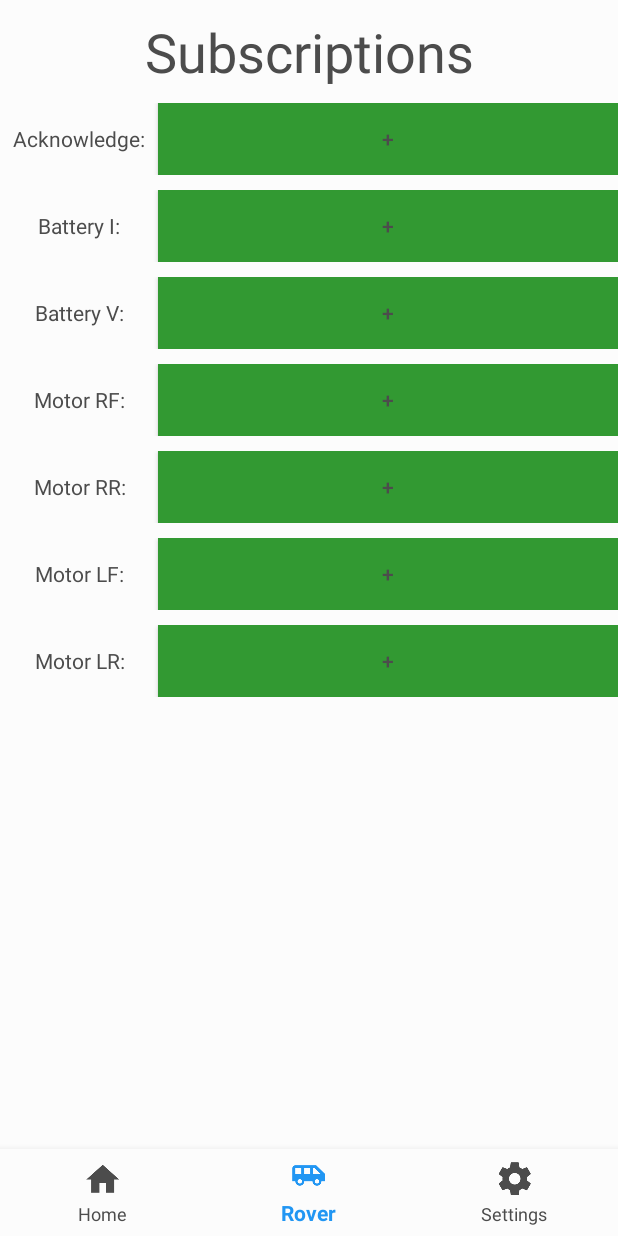
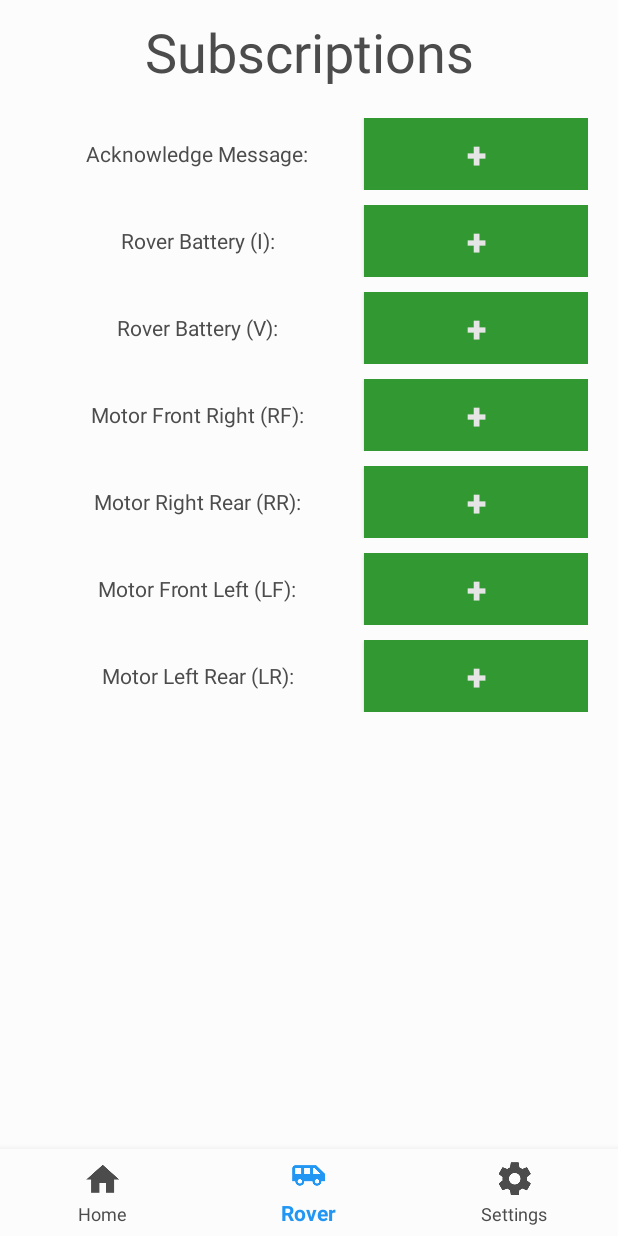
Before and after one commit to ButtiAlJallaf/spacecraftoperations, an Android app: the RoverTelemetry screen opened directly, with no data from a screen before it, on a phone screen of 412 x 824 dp. Run offline under Robolectric (Android 15) with nearby library versions, the phone set to English and light mode, and no system bars.

Commit message:
Improved Subscriptions Page's Design.

```diff
--- a/app/src/main/res/drawable/custom_button.xml
+++ b/app/src/main/res/drawable/custom_button.xml
@@ -2,5 +2,4 @@
 <shape xmlns:android="http://schemas.android.com/apk/res/android"  android:shape="rectangle">
     <gradient android:startColor="#00adef" android:endColor="#4cc5f3" android:type="linear"/>
     <corners android:topLeftRadius="20dp" android:bottomRightRadius="20dp"/>
-
 </shape>
--- /dev/null
+++ b/app/src/main/res/drawable/custom_toggle_buttons.xml
@@ -0,0 +1,6 @@
+<?xml version="1.0" encoding="utf-8"?>
+<shape xmlns:android="http://schemas.android.com/apk/res/android"  android:shape="rectangle">
+
+    <corners android:radius="10dp"/>
+
+</shape>
--- a/app/src/main/res/layout/activity_rover_telemetry.xml
+++ b/app/src/main/res/layout/activity_rover_telemetry.xml
@@ -30,25 +30,31 @@
             android:layout_height="wrap_content"
             android:orientation="horizontal"
             android:textColor="?attr/textcolor"
-            android:layout_marginTop="10dp">
+            android:layout_marginTop="20dp"
+            android:weightSum="5"
+            android:layout_marginHorizontal="20dp">
 
             <TextView
                 android:id="@+id/lblAcknowledge"
-                android:layout_width="105dp"
+                android:layout_width="0dp"
                 android:layout_height="match_parent"
                 android:gravity="center"
-                android:text="Acknowledge:"
-                android:textColor="?attr/textcolor"/>
+                android:text="Acknowledge Message:"
+                android:textColor="?attr/textcolor"
+                android:layout_weight="3"/>
 
             <ToggleButton
                 android:id="@+id/ack.msg"
-                android:layout_width="match_parent"
+                android:layout_width="0dp"
                 android:layout_height="wrap_content"
+                android:layout_weight="2"
+                android:background="@drawable/sub_button_colors"
                 android:text="ToggleButton"
+                android:textColor="?attr/sub_buttontextcolor"
                 android:textOff="+"
                 android:textOn="-"
-                android:textColor="?attr/textcolor"
-                android:background="@drawable/sub_button_colors"/>
+                android:textSize="24sp"
+                android:textStyle="bold" />
 
         </LinearLayout>
 
@@ -56,50 +62,62 @@
             android:layout_width="match_parent"
             android:layout_height="wrap_content"
             android:orientation="horizontal"
-            android:layout_marginTop="10dp">
+            android:layout_marginTop="10dp"
+            android:weightSum="5"
+            android:layout_marginHorizontal="20dp">
 
             <TextView
                 android:id="@+id/textView7"
-                android:layout_width="105dp"
+                android:layout_width="0dp"
                 android:layout_height="match_parent"
                 android:gravity="center"
-                android:text="Battery I:"
-                android:textColor="?attr/textcolor"/>
+                android:text="Rover Battery (I):"
+                android:textColor="?attr/textcolor"
+                android:layout_weight="3"/>
 
             <ToggleButton
                 android:id="@+id/power_telemetry.battery_I"
-                android:layout_width="match_parent"
+                android:layout_width="0dp"
                 android:layout_height="wrap_content"
                 android:text="ToggleButton"
                 android:textOff="+"
                 android:textOn="-"
-                android:textColor="?attr/textcolor"
-                android:background="@drawable/sub_button_colors"/>
+                android:textColor="?attr/sub_buttontextcolor"
+                android:background="@drawable/sub_button_colors"
+                android:layout_weight="2"
+                android:textSize="24sp"
+                android:textStyle="bold" />
         </LinearLayout>
 
         <LinearLayout
             android:layout_width="match_parent"
             android:layout_height="wrap_content"
             android:orientation="horizontal"
-            android:layout_marginTop="10dp">
+            android:layout_marginTop="10dp"
+            android:weightSum="5"
+            android:layout_marginHorizontal="20dp">
 
             <TextView
                 android:id="@+id/lblBatteryV"
-                android:layout_width="105dp"
+                android:layout_width="0dp"
                 android:layout_height="match_parent"
                 android:gravity="center"
-                android:text="Battery V:"
-                android:textColor="?attr/textcolor"/>
+                android:text="Rover Battery (V):"
+                android:textColor="?attr/textcolor"
+                android:layout_weight="3" />
 
             <ToggleButton
                 android:id="@+id/power_telemetry.battery_V"
-                android:layout_width="match_parent"
+                android:layout_width="0dp"
                 android:layout_height="wrap_content"
                 android:text="ToggleButton"
                 android:textOff="+"
                 android:textOn="-"
-                android:textColor="?attr/textcolor"
-                android:background="@drawable/sub_button_colors"/>
+                android:textColor="?attr/sub_buttontextcolor"
+                android:background="@drawable/sub_button_colors"
+                android:layout_weight="2"
+                android:textSize="24sp"
+                android:textStyle="bold" />
 
         </LinearLayout>
 
@@ -107,25 +125,31 @@
             android:layout_width="match_parent"
             android:layout_height="wrap_content"
             android:orientation="horizontal"
-            android:layout_marginTop="10dp">
+            android:layout_marginTop="10dp"
+            android:weightSum="5"
+            android:layout_marginHorizontal="20dp">
 
             <TextView
                 android:id="@+id/lblMotorRF"
-                android:layout_width="105dp"
+                android:layout_width="0dp"
                 android:layout_height="match_parent"
                 android:gravity="center"
-                android:text="Motor RF:"
-                android:textColor="?attr/textcolor"/>
+                android:text="Motor Front Right (RF):"
+                android:textColor="?attr/textcolor"
+                android:layout_weight="3"/>
 
             <ToggleButton
                 android:id="@+id/power_telemetry.motor_rf_I"
-                android:layout_width="match_parent"
+                android:layout_width="0dp"
                 android:layout_height="wrap_content"
                 android:text="ToggleButton"
                 android:textOff="+"
                 android:textOn="-"
-                android:textColor="?attr/textcolor"
-                android:background="@drawable/sub_button_colors"/>
+                android:textColor="?attr/sub_buttontextcolor"
+                android:background="@drawable/sub_button_colors"
+                android:layout_weight="2"
+                android:textSize="24sp"
+                android:textStyle="bold" />
 
         </LinearLayout>
 
@@ -133,25 +157,31 @@
             android:layout_width="match_parent"
             android:layout_height="wrap_content"
             android:orientation="horizontal"
-            android:layout_marginTop="10dp">
+            android:layout_marginTop="10dp"
+            android:weightSum="5"
+            android:layout_marginHorizontal="20dp">
 
             <TextView
                 android:id="@+id/lblNewMotorRF"
-                android:layout_width="105dp"
+                android:layout_width="0dp"
                 android:layout_height="match_parent"
                 android:gravity="center"
-                android:text="Motor RR:"
-                android:textColor="?attr/textcolor"/>
+                android:text="Motor Right Rear (RR):"
+                android:textColor="?attr/textcolor"
+                android:layout_weight="3"/>
 
             <ToggleButton
                 android:id="@+id/power_telemetry.motor_rr_I"
-                android:layout_width="match_parent"
+                android:layout_width="0dp"
                 android:layout_height="wrap_content"
                 android:text="ToggleButton"
                 android:textOff="+"
                 android:textOn="-"
-                android:textColor="?attr/textcolor"
-                android:background="@drawable/sub_button_colors"/>
+                android:textColor="?attr/sub_buttontextcolor"
+                android:background="@drawable/sub_button_colors"
+                android:layout_weight="2"
+                android:textSize="24sp"
+                android:textStyle="bold" />
 
         </LinearLayout>
 
@@ -159,25 +189,31 @@
             android:layout_width="match_parent"
             android:layout_height="wrap_content"
             android:orientation="horizontal"
-            android:layout_marginTop="10dp">
+            android:layout_marginTop="10dp"
+            android:weightSum="5"
+            android:layout_marginHorizontal="20dp">
 
             <TextView
                 android:id="@+id/textView6"
-                android:layout_width="105dp"
+                android:layout_width="0dp"
                 android:layout_height="match_parent"
                 android:gravity="center"
-                android:text="Motor LF:"
-                android:textColor="?attr/textcolor"/>
+                android:text="Motor Front Left (LF):"
+                android:textColor="?attr/textcolor"
+                android:layout_weight="3"/>
 
             <ToggleButton
                 android:id="@+id/power_telemetry.motor_lf_I"
-                android:layout_width="match_parent"
+                android:layout_width="0dp"
                 android:layout_height="wrap_content"
                 android:text="ToggleButton"
                 android:textOff="+"
                 android:textOn="-"
-                android:textColor="?attr/textcolor"
-                android:background="@drawable/sub_button_colors"/>
+                android:textColor="?attr/sub_buttontextcolor"
+                android:background="@drawable/sub_button_colors"
+                android:layout_weight="2"
+                android:textSize="24sp"
+                android:textStyle="bold" />
 
         </LinearLayout>
 
@@ -185,25 +221,31 @@
             android:layout_width="match_parent"
             android:layout_height="wrap_content"
             android:orientation="horizontal"
-            android:layout_marginTop="10dp">
+            android:layout_marginTop="10dp"
+            android:weightSum="5"
+            android:layout_marginHorizontal="20dp">
 
             <TextView
                 android:id="@+id/lblMotorLR"
-                android:layout_width="105dp"
+                android:layout_width="0dp"
                 android:layout_height="match_parent"
                 android:gravity="center"
-                android:text="Motor LR:"
-                android:textColor="?attr/textcolor"/>
+                android:text="Motor Left Rear (LR):"
+                android:textColor="?attr/textcolor"
+                android:layout_weight="3"/>
 
             <ToggleButton
                 android:id="@+id/power_telemetry.motor_lr_I"
-                android:layout_width="match_parent"
+                android:layout_width="0dp"
                 android:layout_height="wrap_content"
                 android:text="ToggleButton"
                 android:textOff="+"
                 android:textOn="-"
-                android:textColor="?attr/textcolor"
-                android:background="@drawable/sub_button_colors"/>
+                android:textColor="?attr/sub_buttontextcolor"
+                android:background="@drawable/sub_button_colors"
+                android:layout_weight="2"
+                android:textSize="24sp"
+                android:textStyle="bold" />
 
         </LinearLayout>
 
--- a/app/src/main/res/values/attrs.xml
+++ b/app/src/main/res/values/attrs.xml
@@ -8,6 +8,6 @@
         <attr name="buttoncolor" format="color" />
         <attr name="nav_backgroundcolor" format="color" />
         <attr name="nav_textcolor" format="color" />
-        <attr name="sub_buttoncolor" format="color" />
+        <attr name="sub_buttontextcolor" format="color" />
     </declare-styleable>
 </resources>
--- a/app/src/main/res/values/styles.xml
+++ b/app/src/main/res/values/styles.xml
@@ -13,6 +13,7 @@
         <item name="buttoncolor">#2196F3</item>
         <item name="nav_backgroundcolor">#fcfcfc</item>
         <item name="nav_textcolor">#4c4c4c</item>
+        <item name="sub_buttontextcolor">#e5e5e5</item>
     </style>
 
     <!-- Dark/Night Mode application theme. -->
@@ -27,6 +28,7 @@
         <item name="buttoncolor">#2196F3</item>
         <item name="nav_backgroundcolor">#424242</item>
         <item name="nav_textcolor">#b2b2b2</item>
+        <item name="sub_buttontextcolor">#e5e5e5</item>
     </style>
 
 </resources>
```
Also changed, not shown: app/src/main/res/drawable/sub_button_colors.xml (line endings or trailing spaces).
